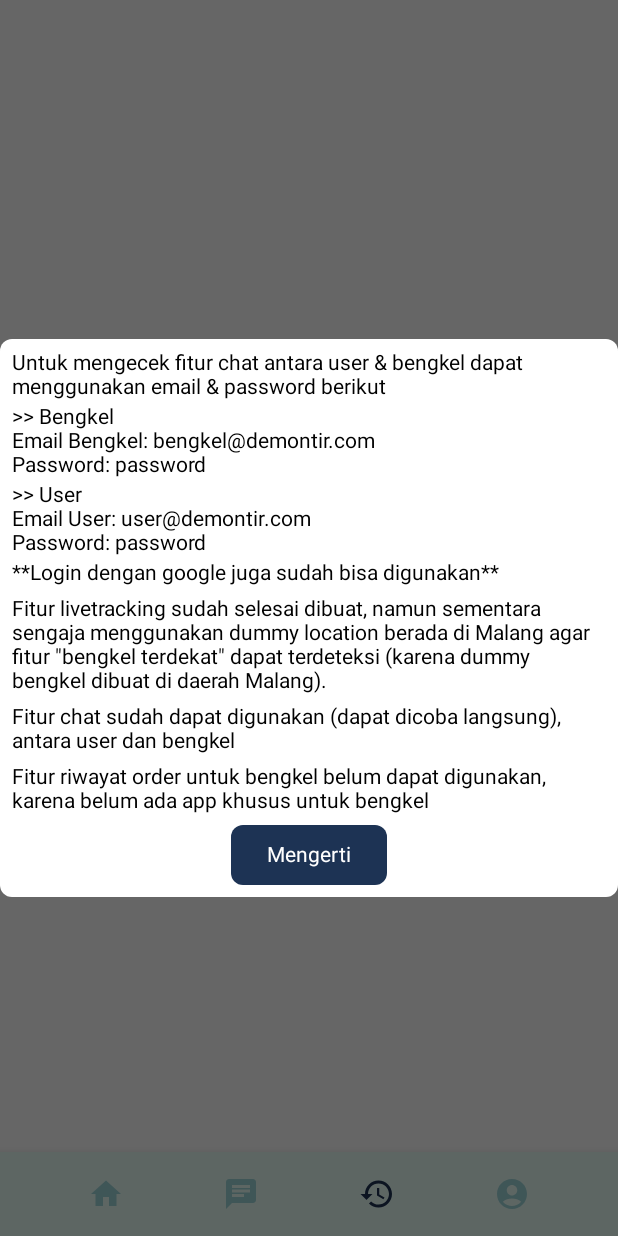
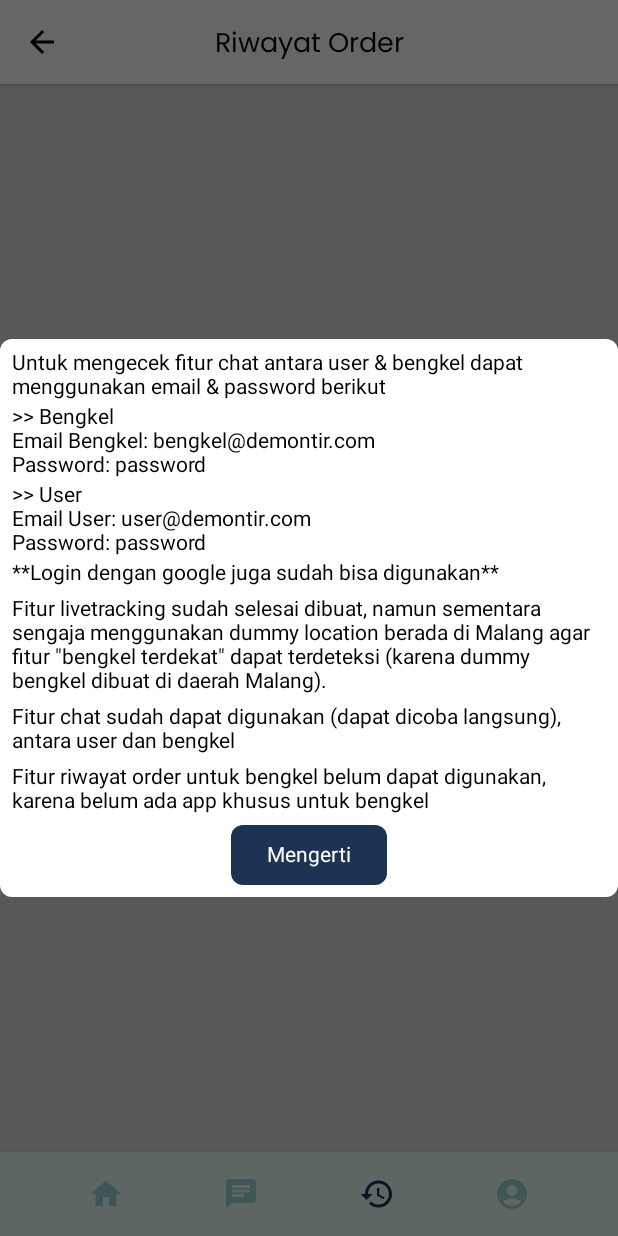
Before and after one commit to fahmigutawan/Jetpack-DeMontir, an Android app built with Jetpack Compose: the OrderHistoryScreen screen opened through its navigation route, on a phone screen of 412 x 824 dp. Run offline under Robolectric (Android 15) with nearby library versions, the phone set to English and light mode, and no system bars; our stand-ins replace Dagger/Hilt's generated code, Firebase (no records; nobody signed in at launch, a user with empty details on screens opened directly), accompanist; pictures from the network do not load.

Commit message:
Finished h3h3

```diff
--- a/app/src/main/java/com/ionix/demontir/AppContent.kt
+++ b/app/src/main/java/com/ionix/demontir/AppContent.kt
@@ -116,6 +116,7 @@ private fun AppNavigation(navController: NavHostController, modifier: Modifier =
         }
 
         composable(route = MainNavigation.HistoryScreen.name) {
+            OrderHistoryScreen(navController = navController)
         }
 
         composable(route = MainNavigation.ProfileScreen.name) {
--- a/app/src/main/java/com/ionix/demontir/component/AppBottomSheet.kt
+++ b/app/src/main/java/com/ionix/demontir/component/AppBottomSheet.kt
@@ -195,7 +195,11 @@ fun HomeBengkelBottomSheet(
                         horizontalArrangement = Arrangement.spacedBy(8.dp)
                     ) {
                         AppButtonField(
-                            onClick = { navController.navigate(route = "${MainNavigation.ChatScreen.name}/${homeViewModel.getCurrentUid()}/${bengkel.bengkel_id}") },
+                            onClick = {
+                                if (!homeViewModel.getCurrentUid().equals(bengkel.bengkel_id!!)) {
+                                    navController.navigate(route = "${MainNavigation.ChatScreen.name}/${homeViewModel.getCurrentUid()}/${bengkel.bengkel_id}")
+                                }else homeViewModel.showCouldntChatYourself.value = true
+                            },
                             backgroundColor = Color.White,
                             rippleColor = Color.Black
                         ) {
--- a/app/src/main/java/com/ionix/demontir/component/AppSnackbar.kt
+++ b/app/src/main/java/com/ionix/demontir/component/AppSnackbar.kt
@@ -23,7 +23,7 @@ fun AppSnackbar(
     hostState: SnackbarHostState,
     actionOnNewLine: Boolean = false,
     shape: Shape = RoundedCornerShape(8.dp),
-    backgroundColor: Color = BluePowder,
+    backgroundColor: Color = Color.White,
     elevation: Dp = 4.dp
 ) {
     SnackbarHost(hostState = hostState) {
--- a/app/src/main/java/com/ionix/demontir/screen/BengkelProductScreen.kt
+++ b/app/src/main/java/com/ionix/demontir/screen/BengkelProductScreen.kt
@@ -75,7 +75,7 @@ fun BengkelProductScreen(
         viewModel.showCouldntOrderToSameUid
     )
     snackbarListener(
-        "Tidak bisa melakukan chat dengan bengkel sendiri",
+        "Tidak chat dengan diri sendiri",
         viewModel.showCouldntChatToSameUid
     )
     if (viewModel.showCustomOrderDialog) {
--- a/app/src/main/java/com/ionix/demontir/screen/HomeScreen.kt
+++ b/app/src/main/java/com/ionix/demontir/screen/HomeScreen.kt
@@ -46,6 +46,7 @@ import com.google.accompanist.placeholder.placeholder
 import com.google.accompanist.placeholder.shimmer
 import com.ionix.demontir.R
 import com.ionix.demontir.component.*
+import com.ionix.demontir.snackbarListener
 import com.ionix.demontir.ui.theme.BluePrussian
 import com.ionix.demontir.ui.theme.BlueQueen
 import com.ionix.demontir.util.ListenAppBackHandler
@@ -94,6 +95,7 @@ fun HomeScreen(navController: NavController, mainViewModel: MainViewModel) {
             viewModel.resetBottomSheetCondition.value = true
         }
     }
+    snackbarListener("Tidak bisa chat diri sendiri", viewModel.showCouldntChatYourself)
 
     /**Content*/
     AnimatedVisibility(
--- /dev/null
+++ b/app/src/main/java/com/ionix/demontir/screen/OrderHistoryScreen.kt
@@ -0,0 +1,167 @@
+package com.ionix.demontir.screen
+
+import android.annotation.SuppressLint
+import android.util.Log
+import androidx.compose.foundation.background
+import androidx.compose.foundation.layout.*
+import androidx.compose.foundation.lazy.LazyColumn
+import androidx.compose.foundation.lazy.items
+import androidx.compose.foundation.shape.CircleShape
+import androidx.compose.foundation.shape.RoundedCornerShape
+import androidx.compose.material.Icon
+import androidx.compose.material.MaterialTheme
+import androidx.compose.material.Scaffold
+import androidx.compose.material.Text
+import androidx.compose.material.icons.Icons
+import androidx.compose.material.icons.filled.Message
+import androidx.compose.runtime.*
+import androidx.compose.ui.Alignment
+import androidx.compose.ui.Modifier
+import androidx.compose.ui.draw.clip
+import androidx.compose.ui.graphics.Color
+import androidx.compose.ui.layout.ContentScale
+import androidx.compose.ui.text.font.Font
+import androidx.compose.ui.text.font.FontFamily
+import androidx.compose.ui.unit.dp
+import androidx.hilt.navigation.compose.hiltViewModel
+import androidx.navigation.NavController
+import coil.compose.AsyncImage
+import com.ionix.demontir.R
+import com.ionix.demontir.component.AppButtonField
+import com.ionix.demontir.component.AppTopBarMidTitle
+import com.ionix.demontir.model.api.response.OrderResponse
+import com.ionix.demontir.model.api.response.UserInfoResponse
+import com.ionix.demontir.navigation.MainNavigation
+import com.ionix.demontir.ui.theme.BluePrussian
+import com.ionix.demontir.ui.theme.VeryLightGray
+import com.ionix.demontir.util.Resource
+import com.ionix.demontir.viewmodel.OrderHistoryViewModel
+
+@SuppressLint("UnusedMaterialScaffoldPaddingParameter")
+@Composable
+fun OrderHistoryScreen(
+    navController: NavController
+) {
+    /**Attrs*/
+    val viewModel = hiltViewModel<OrderHistoryViewModel>()
+    val orders = viewModel.orders.collectAsState()
+
+    /**Function*/
+
+    /**Content*/
+    Scaffold(
+        modifier = Modifier.fillMaxSize(), topBar = {
+            AppTopBarMidTitle(
+                onBackClicked = { navController.popBackStack() }, title = "Riwayat Order"
+            )
+        }, backgroundColor = VeryLightGray
+    ) {
+        OrderHistoryContent(
+            navController = navController, viewModel = viewModel, orders = orders
+        )
+    }
+}
+
+@Composable
+private fun OrderHistoryContent(
+    navController: NavController,
+    viewModel: OrderHistoryViewModel,
+    orders: State<Resource<List<OrderResponse>>?>
+) {
+    when (orders.value) {
+        is Resource.Error -> {
+        }
+        is Resource.Loading -> {
+        }
+        is Resource.Success -> {
+            orders.value?.data?.let {
+                LazyColumn(
+                    modifier = Modifier.fillMaxSize(),
+                    verticalArrangement = Arrangement.spacedBy(8.dp)
+                ) {
+                    items(it) { item ->
+                        val bengkelInfo = remember { mutableStateOf<UserInfoResponse?>(null) }
+                        viewModel.getUserInfoByUid(
+                            item.bengkel_id ?: ""
+                        ) { bengkelInfo.value = it }
+
+                        bengkelInfo.value?.let { user ->
+                            Box(
+                                modifier = Modifier
+                                    .fillMaxWidth()
+                                    .background(Color.White),
+                                contentAlignment = Alignment.Center
+                            ) {
+                                Row(
+                                    modifier = Modifier
+                                        .fillMaxWidth()
+                                        .padding(8.dp)
+                                        .clip(RoundedCornerShape(8.dp)),
+                                    verticalAlignment = Alignment.Top,
+                                    horizontalArrangement = Arrangement.spacedBy(8.dp)
+                                ) {
+                                    AsyncImage(
+                                        modifier = Modifier
+                                            .size(42.dp)
+                                            .clip(CircleShape),
+                                        contentScale = ContentScale.Crop,
+                                        model = user.profile_picture ?: "",
+                                        contentDescription = "Profile Picture"
+                                    )
+
+                                    Column {
+                                        Text(
+                                            text = "Diorder dari ${user.name}",
+                                            style = MaterialTheme.typography.h6
+                                        )
+
+                                        Text(
+                                            text = "Status : ${
+                                                when (item.order_status) {
+                                                    1 -> "Order diterima bengkel"
+                                                    2 -> "Montir sedang perjalanan"
+                                                    3 -> "Order selesai"
+                                                    else -> ""
+                                                }
+                                            }",
+                                            style = MaterialTheme.typography.body2.copy(
+                                                fontFamily = FontFamily(
+                                                    Font(R.font.poppins_semibold)
+                                                )
+                                            )
+                                        )
+
+                                        Text(
+                                            text = "Total : Rp${item.total_price}",
+                                            style = MaterialTheme.typography.caption,
+                                            color = BluePrussian
+                                        )
+
+                                        AppButtonField(
+                                            onClick = {
+                                                navController.navigate(route = "${MainNavigation.ChatScreen.name}/${viewModel.getCurentUid()}/${item.bengkel_id ?: ""}/${item.order_id ?: ""}")
+                                            },
+                                            backgroundColor = Color.White,
+                                            rippleColor = Color.Black,
+                                            borderWidth = 1.dp,
+                                            borderColor = Color.LightGray
+                                        ) {
+                                            Icon(
+                                                imageVector = Icons.Default.Message,
+                                                contentDescription = "Navigate"
+                                            )
+                                        }
+                                    }
+                                }
+                            }
+                        }
+                    }
+                }
+            }
+        }
+        null -> {
+
+        }
+    }
+
+}
--- a/app/src/main/java/com/ionix/demontir/ui/theme/Color.kt
+++ b/app/src/main/java/com/ionix/demontir/ui/theme/Color.kt
@@ -20,3 +20,4 @@ val BluePowder = Color(0xFF9ED8DB)
 val BlueCyanLight = Color(0xFFE9FFF9)
 
 val RedVermillon = Color(0xFFD64045)
+val VeryLightGray = Color(0xFFDDDDDD)
--- a/app/src/main/java/com/ionix/demontir/util/GetResponse.kt
+++ b/app/src/main/java/com/ionix/demontir/util/GetResponse.kt
@@ -21,7 +21,7 @@ class GetResponse @Inject constructor(
         crossinline block: suspend () -> Task<DocumentSnapshot>
     ): Flow<Resource<Y>?> = flow {
         emit(Resource.Loading())
-        delay(2500)
+//        delay(2500)
         if (!connectivityCheck.isConnectedToInternet()) {
             emit(Resource.Error("Check your Connection"))
             return@flow
@@ -41,7 +41,7 @@ class GetResponse @Inject constructor(
         crossinline block: suspend () -> Task<QuerySnapshot>
     ): Flow<Resource<List<Y>>?> = flow {
         emit(Resource.Loading())
-        delay(2500)
+//        delay(2500)
         if (!connectivityCheck.isConnectedToInternet()) {
             emit(Resource.Error("Check your Connection"))
             return@flow
--- a/app/src/main/java/com/ionix/demontir/viewmodel/ChatViewModel.kt
+++ b/app/src/main/java/com/ionix/demontir/viewmodel/ChatViewModel.kt
@@ -92,6 +92,9 @@ class ChatViewModel @Inject constructor(
         }
     }
 
+    fun getChatCountByChannelId(channel_id:String, onSuccess: (Int) -> Unit, onFailed: () -> Unit) =
+        repository.getChatCountByChannelId(channel_id, onSuccess, onFailed)
+
     init {
         getListOfChat(getCurrentUid() ?: "")
     }
--- a/app/src/main/java/com/ionix/demontir/viewmodel/HomeViewModel.kt
+++ b/app/src/main/java/com/ionix/demontir/viewmodel/HomeViewModel.kt
@@ -35,6 +35,7 @@ class HomeViewModel @Inject constructor(
     val showLocationPermissionDeniedNotRationale = mutableStateOf(false)
     val tmpUrlImageViewer = mutableStateOf("")
     val showImageViewer = mutableStateOf(false)
+    val showCouldntChatYourself = mutableStateOf(false)
 
     private val _nearestBengkel =
         MutableStateFlow<Resource<List<BengkelResponse>>>(Resource.Loading())
--- /dev/null
+++ b/app/src/main/java/com/ionix/demontir/viewmodel/OrderHistoryViewModel.kt
@@ -0,0 +1,48 @@
+package com.ionix.demontir.viewmodel
+
+import androidx.lifecycle.ViewModel
+import androidx.lifecycle.viewModelScope
+import com.ionix.demontir.data.repository.AppRepository
+import com.ionix.demontir.model.api.response.OrderResponse
+import com.ionix.demontir.model.api.response.UserInfoResponse
+import com.ionix.demontir.util.Resource
+import dagger.hilt.android.lifecycle.HiltViewModel
+import kotlinx.coroutines.flow.Flow
+import kotlinx.coroutines.flow.MutableStateFlow
+import kotlinx.coroutines.flow.collect
+import kotlinx.coroutines.launch
+import javax.inject.Inject
+
+@HiltViewModel
+class OrderHistoryViewModel @Inject constructor(
+    private val repository: AppRepository
+):ViewModel() {
+    private val _orders = MutableStateFlow<Resource<List<OrderResponse>>?>(Resource.Loading())
+    val orders get() = _orders
+
+    fun getOrders(){
+        viewModelScope.launch {
+            repository.getOrderListByUserId(
+                user_id = repository.getCurrentUid() ?: ""
+            ).collect{
+                _orders.value = it
+            }
+        }
+    }
+
+    fun getUserInfoByUid(uid:String, onSuccess:(UserInfoResponse) -> Unit){
+        viewModelScope.launch {
+            repository.getUserInfoById(uid).collect{
+                if(it is Resource.Success){
+                    it.data?.let(onSuccess)
+                }
+            }
+        }
+    }
+
+    fun getCurentUid() = repository.getCurrentUid() ?: ""
+
+    init {
+        getOrders()
+    }
+}
```
Also changed, not shown: app/src/main/java/com/ionix/demontir/data/firebase/FirebaseDataSource.kt (+22 -1 lines), app/src/main/java/com/ionix/demontir/data/repository/AppRepository.kt (+10 -0 lines), app/src/main/java/com/ionix/demontir/screen/ChatScreen.kt (+24 -39 lines), app/src/main/java/com/ionix/demontir/screen/LoginScreen.kt (+12 -4 lines), app/src/main/java/com/ionix/demontir/screen/OnboardScreen.kt (+10 -11 lines), 3 other files.
